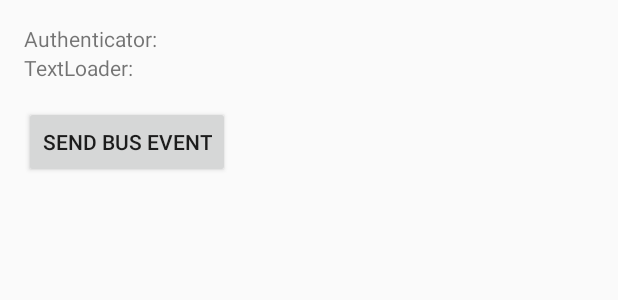
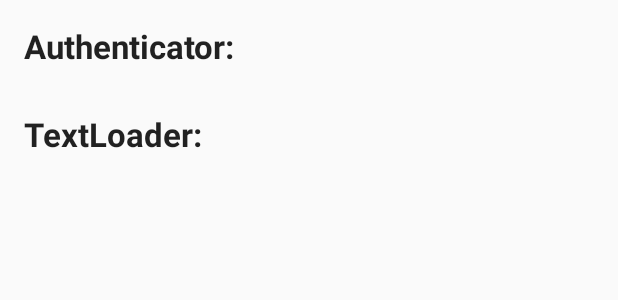
Before and after one commit to paveldudka/dagger-otto-demo, an Android app: the layout injection_fragment.xml on its own in the app's theme, with its tools: preview values and no code run, on a phone screen of 412 x 824 dp. Shown: the top 300 px of the screen. Run offline under Robolectric (Android 15) with nearby library versions, the phone set to English and light mode, and no system bars.

Commit message:
Separate injection and event bus fragments

```diff
--- a/DaggerOttoDemo/build.gradle
+++ b/DaggerOttoDemo/build.gradle
@@ -17,7 +17,7 @@ android {
     buildToolsVersion "19.0.0"
 
     defaultConfig {
-        minSdkVersion 7
+        minSdkVersion 14
         targetSdkVersion 19
     }
 }
--- a/DaggerOttoDemo/src/main/java/com/inrix/daggerottodemo/PlaceholderFragment.java
+++ b/DaggerOttoDemo/src/main/java/com/inrix/daggerottodemo/InjectionFragment.java
@@ -1,63 +1,44 @@
 package com.inrix.daggerottodemo;
 
+import android.app.Fragment;
 import android.os.Bundle;
-import android.support.v4.app.Fragment;
 import android.view.LayoutInflater;
 import android.view.View;
 import android.view.ViewGroup;
-import android.widget.Button;
 import android.widget.TextView;
 
 import com.inrix.models.Authenticator;
 import com.inrix.models.TextLoader;
-import com.squareup.otto.Bus;
 
 import javax.inject.Inject;
 
 /**
  * A placeholder fragment containing a simple view.
  */
-public class PlaceholderFragment extends Fragment implements View.OnClickListener {
-
-    public static final String TAG = "PlaceholderFragment";
+public class InjectionFragment extends Fragment {
 
     @Inject
     Authenticator auth;
     @Inject
     TextLoader textLoader;
 
-
-    @Inject
-    Bus bus;
-
     TextView authText;
     TextView textLoaderText;
 
-    public PlaceholderFragment() {
+    public InjectionFragment() {
         Injector.inject(this);
     }
 
     @Override
     public View onCreateView(LayoutInflater inflater, ViewGroup container,
                              Bundle savedInstanceState) {
-        View rootView = inflater.inflate(R.layout.fragment_main, container, false);
+        View rootView = inflater.inflate(R.layout.injection_fragment, container, false);
         this.authText = (TextView) rootView.findViewById(R.id.auth);
         this.authText.setText(auth.getAuthToken());
 
         this.textLoaderText = (TextView) rootView.findViewById(R.id.text_loader);
         this.textLoaderText.setText(textLoader.loadText());
 
-        ((Button) rootView.findViewById(R.id.bus_button)).setOnClickListener(this);
         return rootView;
     }
-
-    /**
-     * Called when a view has been clicked.
-     *
-     * @param v The view that was clicked.
-     */
-    @Override
-    public void onClick(View v) {
-        bus.post(new BusButtonClickedEvent());
-    }
 }
--- a/DaggerOttoDemo/src/main/java/com/inrix/modules/AuthModule.java
+++ b/DaggerOttoDemo/src/main/java/com/inrix/modules/AuthModule.java
@@ -1,7 +1,7 @@
 package com.inrix.modules;
 
 
-import com.inrix.daggerottodemo.PlaceholderFragment;
+import com.inrix.daggerottodemo.InjectionFragment;
 import com.inrix.models.Authenticator;
 import com.inrix.network.IHttpClient;
 
@@ -13,7 +13,7 @@ import dagger.Provides;
 /**
  * Created by paveld on 11/18/13.
  */
-@Module(injects = {PlaceholderFragment.class}, complete = false, library = true)
+@Module(injects = {InjectionFragment.class}, complete = false)
 public class AuthModule {
 
     @Provides @Singleton
--- a/DaggerOttoDemo/src/main/java/com/inrix/modules/EventBusModule.java
+++ b/DaggerOttoDemo/src/main/java/com/inrix/modules/EventBusModule.java
@@ -1,7 +1,7 @@
 package com.inrix.modules;
 
+import com.inrix.daggerottodemo.BusFragment;
 import com.inrix.daggerottodemo.MainActivity;
-import com.inrix.daggerottodemo.PlaceholderFragment;
 import com.squareup.otto.Bus;
 
 import javax.inject.Singleton;
@@ -12,7 +12,7 @@ import dagger.Provides;
 /**
  * Created by paveld on 11/18/13.
  */
-@Module(injects = {MainActivity.class, PlaceholderFragment.class}, complete = false)
+@Module(injects = {MainActivity.class, BusFragment.class})
 public class EventBusModule {
 
     @Provides
--- a/DaggerOttoDemo/src/main/res/layout/fragment_main.xml
+++ b/DaggerOttoDemo/src/main/res/layout/injection_fragment.xml
@@ -1,7 +1,7 @@
 <LinearLayout xmlns:android="http://schemas.android.com/apk/res/android"
     xmlns:tools="http://schemas.android.com/tools"
-    android:layout_width="match_parent"
-    android:layout_height="match_parent"
+    android:layout_width="wrap_content"
+    android:layout_height="wrap_content"
     android:paddingLeft="@dimen/activity_horizontal_margin"
     android:paddingRight="@dimen/activity_horizontal_margin"
     android:paddingTop="@dimen/activity_vertical_margin"
@@ -12,9 +12,10 @@
     <LinearLayout
         android:layout_width="wrap_content"
         android:layout_height="wrap_content"
-        android:orientation="horizontal">
+        android:orientation="vertical">
 
         <TextView
+            style="@style/TextAppearance.Header"
             android:text="Authenticator:"
             android:layout_width="wrap_content"
             android:layout_height="wrap_content" />
@@ -30,9 +31,10 @@
     <LinearLayout
         android:layout_width="wrap_content"
         android:layout_height="wrap_content"
-        android:orientation="horizontal">
+        android:orientation="vertical">
 
         <TextView
+            style="@style/TextAppearance.Header"
             android:text="TextLoader:"
             android:layout_width="wrap_content"
             android:layout_height="wrap_content" />
@@ -49,6 +51,7 @@
         android:id="@+id/bus_button"
         android:layout_width="wrap_content"
         android:layout_height="wrap_content"
+        android:visibility="gone"
         android:layout_marginTop="@dimen/activity_vertical_margin"
         android:text="Send bus event" />
 
--- a/DaggerOttoDemo/src/main/res/values/styles.xml
+++ b/DaggerOttoDemo/src/main/res/values/styles.xml
@@ -2,7 +2,12 @@
 
     <!-- Base application theme. -->
     <style name="AppTheme" parent="Theme.AppCompat.Light.DarkActionBar">
-        <!-- Customize your theme here. -->
+        <item name="android:textSize">22sp</item>
+    </style>
+
+    <style name="TextAppearance.Header" parent="android:TextAppearance.DeviceDefault">
+        <item name="android:textStyle">bold</item>
+        <item name="android:textSize">22sp</item>
     </style>
 
 </resources>
```
Also changed, not shown: DaggerOttoDemo/src/main/java/com/inrix/daggerottodemo/BusFragment.java (added, +42 -0 lines), DaggerOttoDemo/src/main/java/com/inrix/daggerottodemo/MainActivity.java (+6 -7 lines), DaggerOttoDemo/src/main/java/com/inrix/modules/TextLoaderModule.java (+4 -5 lines), DaggerOttoDemo/src/main/res/layout/activity_main.xml (+1 -7 lines), DaggerOttoDemo/src/main/res/layout/bus_fragment.xml (added, +20 -0 lines).
